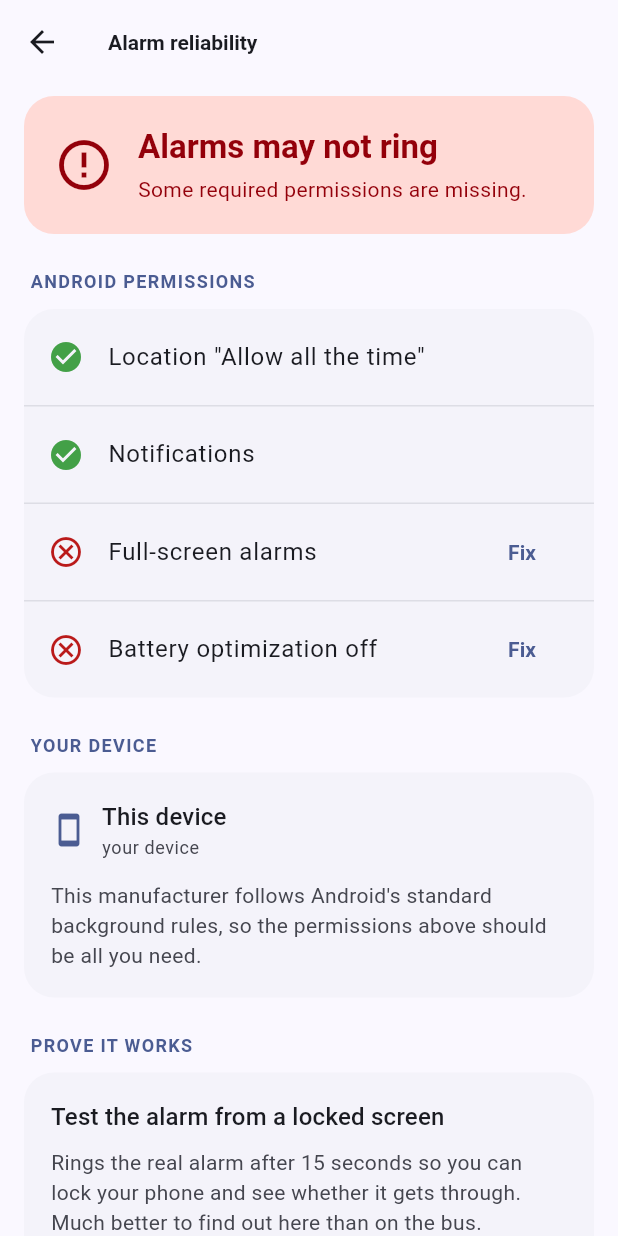
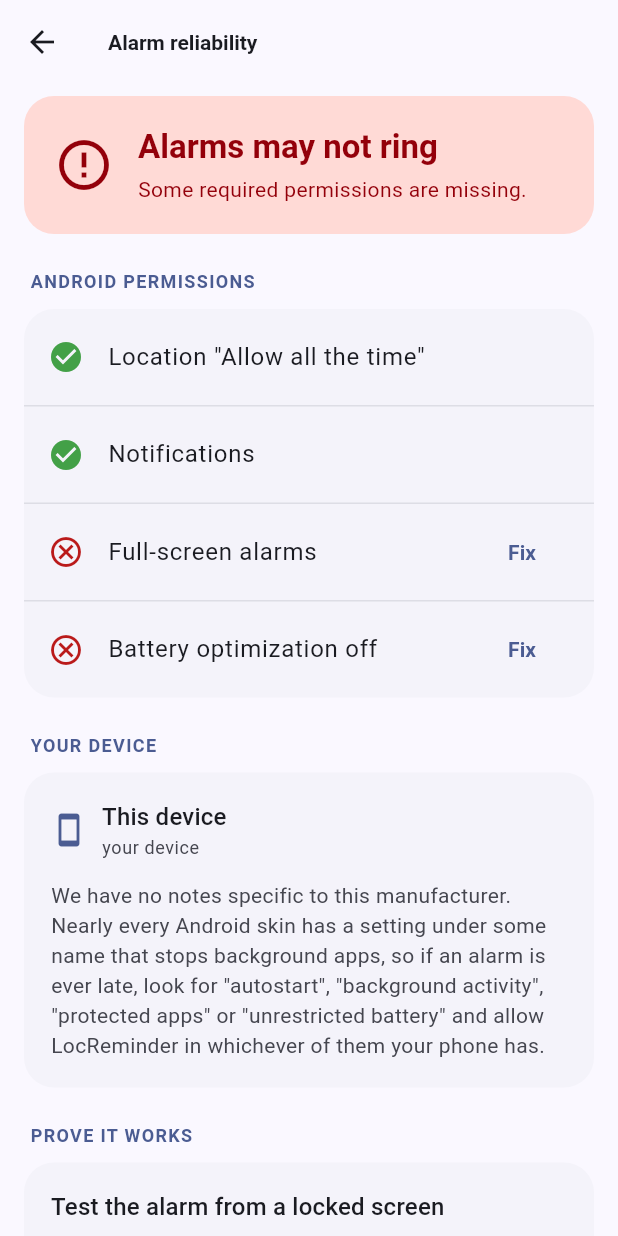
Before and after one commit to zaifears/locreminder, a Flutter app: the ReliabilityScreen screen opened directly, on a phone screen of 412 x 824 dp. Run offline on Flutter 3.47's test engine with Material 3 defaults, Android fonts, the phone set to English and light mode, and no system bars; our stand-ins replace flutter_map, latlong2, package_info_plus, permission_handler, shared_preferences; accounts and stored records are empty.

Commit message:
Cover the rest of the world's phones, not just the top dozen
Six new profiles: TCL/Alcatel, HTC, Sharp/Kyocera, MediaTek-based budget
brands, Amazon Fire OS, and a group covering Walton, Symphony, Lava,
Micromax, Karbonn, BLU, Wiko and others that ship close to stock but still
carry a battery optimiser worth naming. Thirty brands became forty-five.

The MediaTek entry is the one that earns its place: those phones ship
DuraSpeed, which closes background apps, is separate from Android's battery
settings, and is on by default. It is invisible unless you know its name.

The grouped profile shows the phone's own manufacturer, so a Walton owner
reads "Walton" rather than a label invented to cover twelve unrelated brands
across as many markets.

Also fixes the screen telling unrecognised phones they were fine. The
no-extra-setup branch printed a fixed sentence claiming the manufacturer
follows Android's standard background rules — precisely what we do not know
about a brand the table has never heard of — and in doing so it buried the
fallback note, which is the only advice we have for exactly those users. It
shows device.note now.

Co-Authored-By: Claude Opus 5 <noreply@anthropic.com>

```diff
--- a/lib/screens/reliability_screen.dart
+++ b/lib/screens/reliability_screen.dart
@@ -343,10 +343,14 @@ class _DeviceCard extends StatelessWidget {
               ],
             ),
             const SizedBox(height: 14),
+            // device.note, not a fixed sentence. The hardcoded one told every
+            // unrecognised phone that it follows Android's standard rules,
+            // which is precisely what we do not know about it, and it buried
+            // the fallback advice, which is the only thing we have to offer
+            // someone on a brand this table has never heard of.
             if (!device.needsExtraSetup)
               Text(
-                'This manufacturer follows Android\'s standard background '
-                'rules, so the permissions above should be all you need.',
+                device.note,
                 style: Theme.of(context).textTheme.bodyMedium?.copyWith(
                       color: scheme.onSurfaceVariant,
                       height: 1.4,
--- a/lib/services/oem_service.dart
+++ b/lib/services/oem_service.dart
@@ -31,7 +31,8 @@ class DeviceProfile {
   /// True for vendors that kill background work beyond stock Android's rules.
   final bool needsExtraSetup;
 
-  /// Display name for the vendor's OS, e.g. "Xiaomi (MIUI / HyperOS)".
+  /// Display name for the vendor's OS, e.g. "Xiaomi (MIUI / HyperOS)", or
+  /// the manufacturer's own name where the profile covers several brands.
   final String vendorName;
   final List<OemStep> steps;
   final String note;
@@ -272,6 +273,116 @@ const _vendorProfiles = <_VendorProfile>[
       ),
     ],
   ),
+  _VendorProfile(
+    keys: ['tcl', 'alcatel'],
+    name: 'TCL / Alcatel',
+    note: 'TCL devices pair Android's own battery optimisation with a '
+        'separate manager app, and being allowed by one does not mean being '
+        'allowed by the other.',
+    steps: [
+      OemStep(
+        title: 'Set battery use to Unrestricted',
+        path: 'Settings → Battery → Battery optimisation → LocReminder → Don't optimise',
+      ),
+      OemStep(
+        title: 'Allow it to start automatically',
+        path: 'Settings → Apps → LocReminder → Autostart, if your model has it',
+      ),
+    ],
+  ),
+  _VendorProfile(
+    keys: ['htc'],
+    name: 'HTC (Sense)',
+    note: 'HTC's Boost+ app has its own list of apps it is allowed to close, '
+        'which is separate from Android's battery settings.',
+    steps: [
+      OemStep(
+        title: 'Set battery optimisation to Don't optimise',
+        path: 'Settings → Battery → Battery optimisation → LocReminder',
+      ),
+      OemStep(
+        title: 'Exclude it from Boost+',
+        path: 'Boost+ → Optimise background apps → untick LocReminder',
+      ),
+    ],
+  ),
+  _VendorProfile(
+    keys: ['sharp', 'kyocera'],
+    name: 'Sharp / Kyocera',
+    note: 'These models ship an eco or long-life battery mode that suspends '
+        'background apps more aggressively than stock Android does.',
+    steps: [
+      OemStep(
+        title: 'Exclude it from the battery saver',
+        path: 'Settings → Battery → Eco mode (or Long life battery) → exclude LocReminder',
+      ),
+      OemStep(
+        title: 'Set battery optimisation to Don't optimise',
+        path: 'Settings → Apps → LocReminder → Battery → Unrestricted',
+      ),
+    ],
+  ),
+  _VendorProfile(
+    keys: ['ulefone', 'doogee', 'blackview', 'cubot', 'umidigi', 'oukitel', 'oscal', 'hotwav'],
+    name: 'MediaTek-based device',
+    note: 'Phones built on MediaTek's reference software usually ship '
+        'DuraSpeed, which closes background apps to speed up the foreground '
+        'one. It is separate from Android's battery settings and switched on '
+        'by default.',
+    steps: [
+      OemStep(
+        title: 'Turn DuraSpeed off, or allow LocReminder in it',
+        path: 'Settings → DuraSpeed (or Settings → Special features → DuraSpeed)',
+      ),
+      OemStep(
+        title: 'Set battery use to Unrestricted',
+        path: 'Settings → Apps → LocReminder → Battery → Unrestricted',
+      ),
+    ],
+  ),
+  _VendorProfile(
+    keys: ['amazon'],
+    name: 'Amazon (Fire OS)',
+    note: 'Fire OS restricts background apps on its own terms, and has no '
+        'Google location services at all. LocReminder does not need them, but '
+        'the background limits still apply.',
+    steps: [
+      OemStep(
+        title: 'Turn off battery optimisation for it',
+        path: 'Settings → Apps & Notifications → LocReminder → Advanced → Battery',
+      ),
+      OemStep(
+        title: 'Turn off Low Power Mode while an alarm is armed',
+        path: 'Settings → Battery → Low Power Mode',
+      ),
+    ],
+  ),
+  // Brands that ship close to stock Android but still carry a battery
+  // optimiser worth checking. Named individually so a user in one of these
+  // markets sees their own phone recognised rather than a shrug.
+  _VendorProfile(
+    keys: [
+      'walton', 'symphony', 'lava', 'micromax', 'karbonn', 'blu', 'wiko',
+      'energizer', 'vsmart', 'coolpad', 'gionee', 'panasonic', 'xolo',
+    ],
+    // Empty so the phone's own manufacturer name is shown. This entry covers
+    // a dozen unrelated brands across as many markets, and a Walton owner
+    // should see "Walton" rather than a label invented to cover the group.
+    name: '',
+    note: 'This brand ships close to stock Android, so there is usually no '
+        'vendor app to fight. The one setting that still matters is Android's '
+        'own battery optimisation, which is on by default for every app.',
+    steps: [
+      OemStep(
+        title: 'Set battery use to Unrestricted',
+        path: 'Settings → Apps → LocReminder → Battery → Unrestricted',
+      ),
+      OemStep(
+        title: 'If your phone has a power or phone manager app, allow it there too',
+        path: 'Look for "protected apps", "autostart" or "background activity"',
+      ),
+    ],
+  ),
   // Vendors that follow stock Android closely. Listed so the app can name
   // them and say plainly that no extra work is needed, rather than nagging.
   _VendorProfile(
@@ -320,7 +431,9 @@ class OemService {
       // Driven by whether we actually have advice to give, so the app can
       // never warn about a device and then have nothing useful to show.
       needsExtraSetup: vendor != null && vendor.aggressive && vendor.steps.isNotEmpty,
-      vendorName: vendor?.name ?? _fallbackName(key),
+      vendorName: (vendor?.name.isNotEmpty ?? false)
+          ? vendor!.name
+          : _fallbackName(key),
       steps: vendor?.steps ?? const [],
       note: vendor?.note ?? _fallbackNote,
     );
@@ -342,9 +455,16 @@ class OemService {
     return key[0].toUpperCase() + key.substring(1);
   }
 
+  /// Shown for a manufacturer with no entry in the table above.
+  ///
+  /// Deliberately still actionable. There are hundreds of Android brands and
+  /// this app is used well beyond the dozen with the largest market shares,
+  /// so an unrecognised phone is a normal case rather than an edge one, and
+  /// telling that user nothing is the one outcome worth avoiding.
   static const _fallbackNote =
-      'We have no specific notes for this manufacturer. If an alarm is ever '
-      'late, look for an "autostart", "background activity" or "unrestricted '
-      'battery" setting for LocReminder — most Android skins have one under '
-      'some name.';
+      'We have no notes specific to this manufacturer. Nearly every Android '
+      'skin has a setting under some name that stops background apps, so if '
+      'an alarm is ever late, look for "autostart", "background activity", '
+      '"protected apps" or "unrestricted battery" and allow LocReminder in '
+      'whichever of them your phone has.';
 }
```
